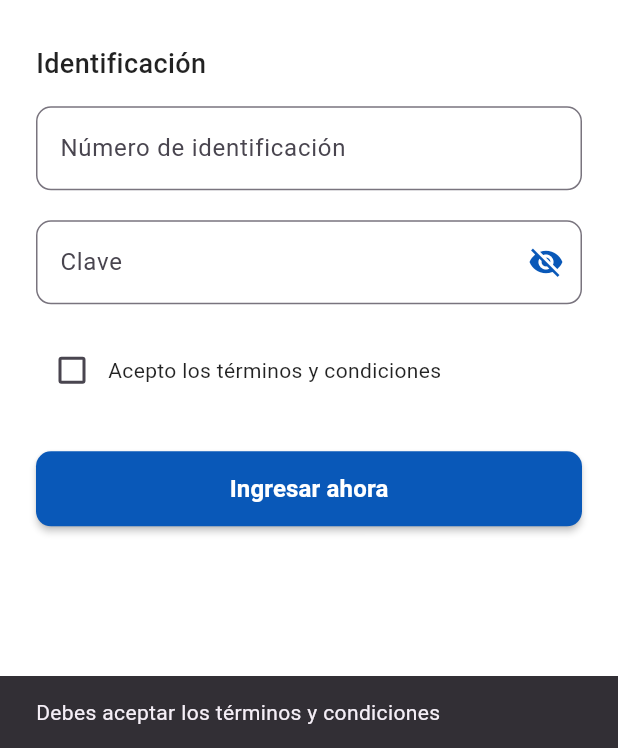
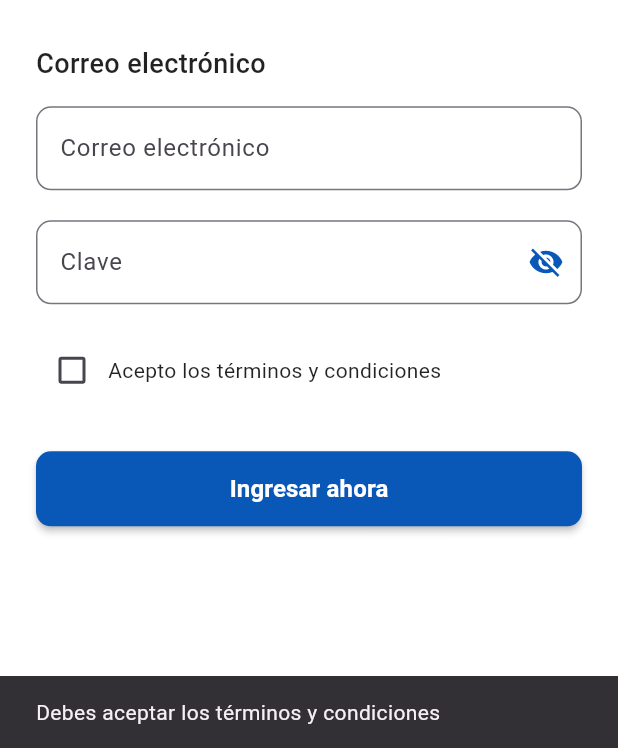
Before and after one commit to vampwtry/Cajero_Hibridas, a Flutter app: the screen it shows after launch, after a tap on "Ingresar ahora", on a phone screen of 412 x 824 dp, the part 488-1236 px from its top. Run offline on Flutter 3.47's test engine with Material 3 defaults, Android fonts, the phone set to English and light mode, and no system bars; our stand-ins replace animate_do, font_awesome_flutter.

Commit message:
login funcionando

```diff
--- a/frontend/lib/login_screen.dart
+++ b/frontend/lib/login_screen.dart
@@ -1,4 +1,5 @@
 //Importaciones
+import 'package:cajero_app/service/service.dart';
 import 'package:flutter/material.dart';
 import 'package:flutter/services.dart';
 import 'package:animate_do/animate_do.dart';
@@ -14,11 +15,79 @@ class LoginScreen extends StatefulWidget {
 
 class _LoginScreenState extends State<LoginScreen> {
   // Controladores de texto para los campos de identificación y clave
-  final TextEditingController _idController = TextEditingController();
+  final TextEditingController _emailController = TextEditingController();
   final TextEditingController _passwordController = TextEditingController();
   // Variables para manejar el estado de la visibilidad de la clave y la aceptación de términos
   bool _obscureText = true;
   bool _acceptTerms = false;
+
+  bool _isLoading = false;
+
+  final ApiService _apiService = ApiService();
+  // Método para manejar el inicio de sesión
+  // Función para manejar el inicio de sesión
+  Future<void> _handleLogin() async {
+    // Verificar que se aceptaron los términos
+    if (!_acceptTerms) {
+      ScaffoldMessenger.of(context).showSnackBar(
+        const SnackBar(
+          content: Text('Debes aceptar los términos y condiciones'),
+        ),
+      );
+      return;
+    }
+
+    // Verificar que los campos no estén vacíos
+    if (_emailController.text.isEmpty || _passwordController.text.isEmpty) {
+      ScaffoldMessenger.of(context).showSnackBar(
+        const SnackBar(content: Text('Por favor completa todos los campos')),
+      );
+      return;
+    }
+
+    // Iniciar el proceso de carga
+    setState(() {
+      _isLoading = true;
+    });
+
+    try {
+      // Llamar al servicio de login
+      final response = await _apiService.login(
+        _emailController.text, // Usar el correo del usuario
+        _passwordController.text, // Usar la contraseña
+      );
+
+      // Verificar si el login fue exitoso
+      if (response['success'] == true) {
+        // Guardar el ID del usuario para uso posterior (puedes usar SharedPreferences)
+        final userId = response['id'];
+
+        // Navegar a la pantalla principal
+        Navigator.pushReplacementNamed(
+          context,
+          '/home',
+          arguments: userId, // Pasar el ID como argumento
+        );
+      } else {
+        // Mostrar mensaje de error si el login falló
+        ScaffoldMessenger.of(context).showSnackBar(
+          const SnackBar(
+            content: Text('Credenciales incorrectas. Intenta de nuevo.'),
+          ),
+        );
+      }
+    } catch (e) {
+      // Manejar errores de conexión o del servidor
+      ScaffoldMessenger.of(context).showSnackBar(
+        SnackBar(content: Text('Error de conexión: ${e.toString()}')),
+      );
+    } finally {
+      // Finalizar el estado de carga
+      setState(() {
+        _isLoading = false;
+      });
+    }
+  }
 
   @override
   Widget build(BuildContext context) {
@@ -88,7 +157,7 @@ class _LoginScreenState extends State<LoginScreen> {
                     FadeInUp(
                       duration: const Duration(milliseconds: 900),
                       child: const Text(
-                        "Identificación",
+                        "Correo electrónico",
                         style: TextStyle(
                           fontSize: 18,
                           fontWeight: FontWeight.w500,
@@ -98,16 +167,16 @@ class _LoginScreenState extends State<LoginScreen> {
                     ),
                     const SizedBox(height: 15),
 
-                    // Campo número de identificación
+                    // Campo número de Correo electrónico
                     FadeInUp(
                       duration: const Duration(milliseconds: 1000),
                       // Agregamos un campo de texto para la identificación
                       child: TextFormField(
                         // Vinculamos el controlador de texto
                         // para obtener el valor ingresado
-                        controller: _idController,
+                        controller: _emailController,
                         decoration: InputDecoration(
-                          labelText: "Número de identificación",
+                          labelText: "Correo electrónico",
                           border: OutlineInputBorder(
                             borderRadius: BorderRadius.circular(10),
                           ),
@@ -121,10 +190,7 @@ class _LoginScreenState extends State<LoginScreen> {
                         ),
                         // Establecemos el tipo de teclado
                         // para que solo acepte números
-                        keyboardType: TextInputType.number,
-                        inputFormatters: [
-                          FilteringTextInputFormatter.digitsOnly,
-                        ],
+                        keyboardType: TextInputType.emailAddress,
                       ),
                     ),
                     const SizedBox(height: 20),
@@ -170,10 +236,8 @@ class _LoginScreenState extends State<LoginScreen> {
                         ),
                         // Establecemos el tipo de teclado
                         // para que solo acepte números
-                        keyboardType: TextInputType.number,
-                        inputFormatters: [
-                          FilteringTextInputFormatter.digitsOnly,
-                        ],
+                        keyboardType: TextInputType.text,
+
                       ),
                     ),
                     const SizedBox(height: 20),
@@ -208,47 +272,14 @@ class _LoginScreenState extends State<LoginScreen> {
                     // Botón de Ingresar
                     FadeInUp(
                       duration: const Duration(milliseconds: 1300),
-                      // Establecemos el boton con ancho completo con double.infinity y la altura de 50
                       child: SizedBox(
                         width: double.infinity,
                         height: 50,
-                        // Boton de ingreso
                         child: ElevatedButton(
-                          onPressed: () {
-                            // Validar y redirigir al home
-                            // si _acceptTerms es true
-                            if (_acceptTerms) {
-                              // Comprabamos que los campos no estén vacíos
-                              if (_idController.text.isNotEmpty &&
-                                  _passwordController.text.isNotEmpty) {
-                                //Si es así, redirigimos al home
-                                Navigator.pushReplacementNamed(
-                                  context,
-                                  '/home',
-                                );
-                                // Si no, mostramos un mensaje de error
-                              } else {
-                                ScaffoldMessenger.of(context).showSnackBar(
-                                  const SnackBar(
-                                    content: Text(
-                                      'Por favor completa todos los campos',
-                                    ),
-                                  ),
-                                );
-                              }
-                              // Si el checkbox no está marcado, mostramos un mensaje de error
-                            } else {
-                              ScaffoldMessenger.of(context).showSnackBar(
-                                const SnackBar(
-                                  content: Text(
-                                    'Debes aceptar los términos y condiciones',
-                                  ),
-                                ),
-                              );
-                            }
-                          },
-                          // Establecemos el color de fondo y el color del texto
-                          // del botón, el borde redondeado y la sombra
+                          onPressed:
+                              _isLoading
+                                  ? null
+                                  : _handleLogin, // Usar _handleLogin
                           style: ElevatedButton.styleFrom(
                             backgroundColor: const Color(0xFF0958B8),
                             foregroundColor: Colors.white,
@@ -257,7 +288,13 @@ class _LoginScreenState extends State<LoginScreen> {
                             ),
                             elevation: 2,
                           ),
-                          child: const Text(
+                          child:
+                              _isLoading
+                                  ? const CircularProgressIndicator(
+                                    color: Colors.white,
+                                    strokeWidth: 2,
+                                  )
+                                  : const Text(
                                     "Ingresar ahora",
                                     style: TextStyle(
                                       fontSize: 16,
```
Also changed, not shown: frontend/lib/service/service.dart (+11 -10 lines), frontend/pubspec.lock, 3 other files. Lines whose indentation alone changed are shown as unchanged.
